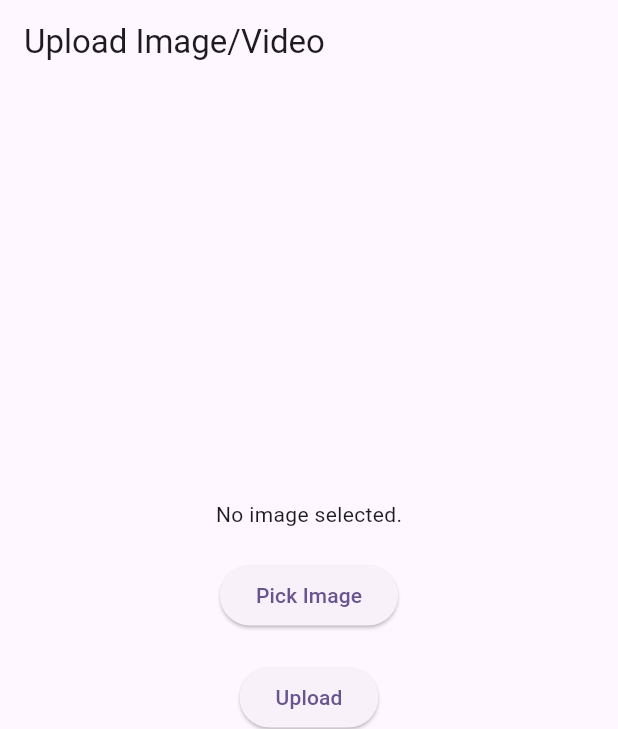
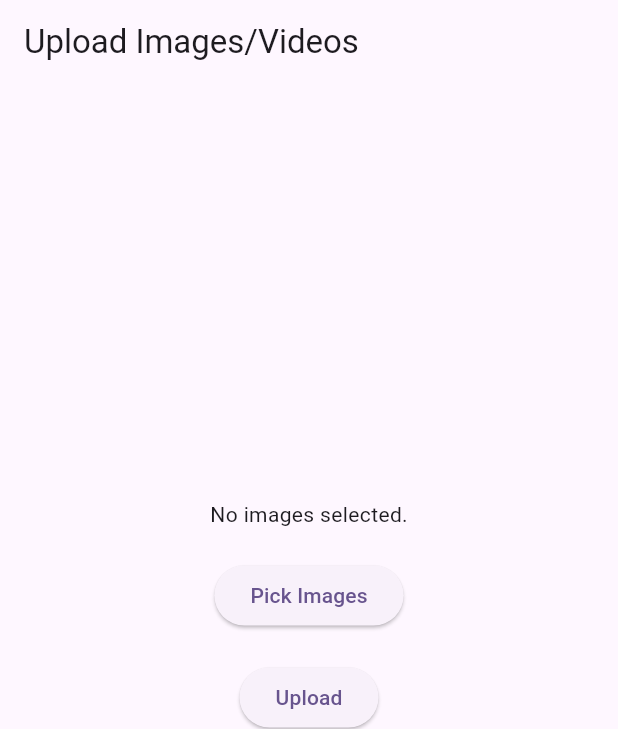
Before and after one commit to sugijotaro/anyradio, a Flutter app: the screen it shows after launch, item 2 of the bottom bar chosen, after a tap on "Upload", on a phone screen of 412 x 824 dp. Shown: the top 729 px of the screen. Run offline on Flutter 3.47's test engine with Material 3 defaults, Android fonts, the phone set to English and light mode, and no system bars; our stand-ins replace audioplayers, cloud_firestore, firebase_core, firebase_storage, image_picker; accounts and stored records are empty.

Commit message:
画像複数選択

```diff
--- a/lib/screens/upload_screen.dart
+++ b/lib/screens/upload_screen.dart
@@ -10,17 +10,17 @@ class UploadScreen extends StatefulWidget {
 }
 
 class _UploadScreenState extends State<UploadScreen> {
-  File? _imageFile;
+  List<File> _imageFiles = [];
   final picker = ImagePicker();
 
-  Future<void> _pickImage() async {
-    final pickedFile = await picker.pickImage(source: ImageSource.gallery);
+  Future<void> _pickImages() async {
+    final pickedFiles = await picker.pickMultiImage();
 
     setState(() {
-      if (pickedFile != null) {
-        _imageFile = File(pickedFile.path);
+      if (pickedFiles != null) {
+        _imageFiles = pickedFiles.map((pickedFile) => File(pickedFile.path)).toList();
       } else {
-        print('No image selected.');
+        print('No images selected.');
       }
     });
   }
@@ -31,7 +31,7 @@ class _UploadScreenState extends State<UploadScreen> {
       create: (_) => UploadViewModel(),
       child: Scaffold(
         appBar: AppBar(
-          title: Text('Upload Image/Video'),
+          title: Text('Upload Images/Videos'),
         ),
         body: Consumer<UploadViewModel>(
           builder: (context, viewModel, child) {
@@ -39,21 +39,33 @@ class _UploadScreenState extends State<UploadScreen> {
               child: Column(
                 mainAxisAlignment: MainAxisAlignment.center,
                 children: <Widget>[
-                  _imageFile == null
-                      ? Text('No image selected.')
-                      : Image.file(_imageFile!),
+                  _imageFiles.isEmpty
+                      ? Text('No images selected.')
+                      : Expanded(
+                          child: GridView.builder(
+                            gridDelegate: SliverGridDelegateWithFixedCrossAxisCount(
+                              crossAxisCount: 3, // 3列のグリッド
+                              crossAxisSpacing: 4.0,
+                              mainAxisSpacing: 4.0,
+                            ),
+                            itemCount: _imageFiles.length,
+                            itemBuilder: (context, index) {
+                              return Image.file(_imageFiles[index], fit: BoxFit.cover);
+                            },
+                          ),
+                        ),
                   SizedBox(height: 20),
                   ElevatedButton(
-                    onPressed: _pickImage,
-                    child: Text('Pick Image'),
+                    onPressed: _pickImages,
+                    child: Text('Pick Images'),
                   ),
                   SizedBox(height: 20),
                   viewModel.isUploading
                       ? CircularProgressIndicator()
                       : ElevatedButton(
                           onPressed: () {
-                            if (_imageFile != null) {
-                              viewModel.uploadFile(_imageFile!);
+                            if (_imageFiles.isNotEmpty) {
+                              viewModel.uploadFiles(_imageFiles);
                             }
                           },
                           child: Text('Upload'),
--- a/lib/services/upload_service.dart
+++ b/lib/services/upload_service.dart
@@ -15,12 +15,12 @@ class UploadService {
     return await taskSnapshot.ref.getDownloadURL();
   }
 
-  Future<void> saveUploadData(String downloadUrl) async {
+  Future<void> saveUploadData(List<String> downloadUrls) async {
     String uploadId = Uuid().v4();
     await FirebaseFirestore.instance.collection('uploads').doc(uploadId).set({
       'id': uploadId,
       'userId': 'dummyUserId',
-      'fileUrl': downloadUrl,
+      'fileUrls': downloadUrls,
       'uploadDate': Timestamp.now(),
       'status': 'processing',
     });
```
Also changed, not shown: lib/models/upload_data.dart (+4 -4 lines), lib/viewmodels/upload_viewmodel.dart (+7 -3 lines).
